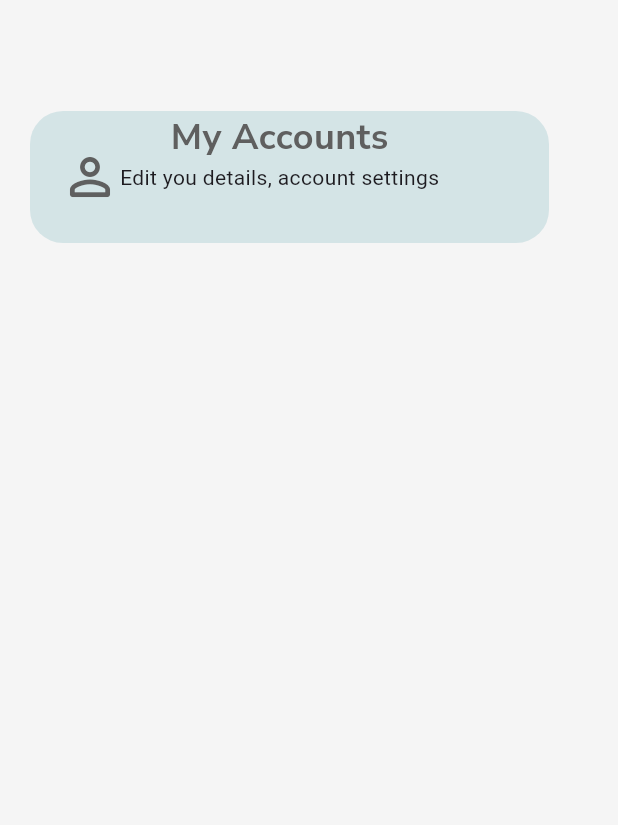
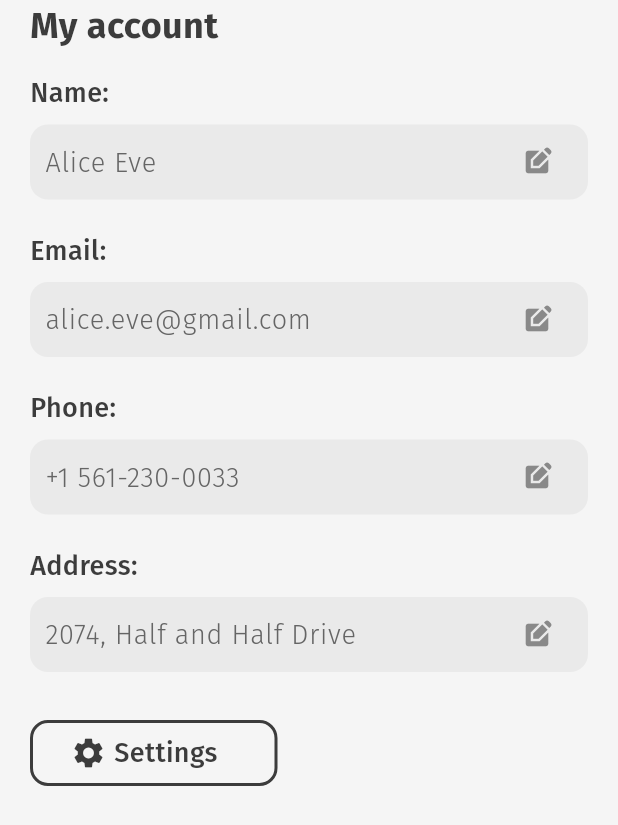
Before and after one commit to arhumfarooq/Rebut_App, a Flutter app: the screen it shows after launch, on a phone screen of 412 x 824 dp. Shown: the top 825 px of the screen. Run offline on Flutter 3.47's test engine with Material 3 defaults, Android fonts, the phone set to English and light mode, and no system bars; our stand-ins replace device_preview, google_fonts, pin_code_fields.

Commit message:
Initial commit

```diff
--- /dev/null
+++ b/lib/components/account_container.dart
@@ -0,0 +1,49 @@
+import 'package:flutter/material.dart';
+import 'package:google_fonts/google_fonts.dart';
+
+class AccountContainer extends StatelessWidget {
+  final String title;
+  const AccountContainer({super.key, required this.title});
+
+
+  @override
+  Widget build(BuildContext context) {
+    return     Container(
+                width: double.infinity,
+                height: 50,
+                padding: const EdgeInsets.symmetric(horizontal: 10),
+                decoration: BoxDecoration(
+                  color: const Color(0xffEAEAEA),
+                  borderRadius: BorderRadius.circular(12),
+                ),
+                child: Row(
+                  children: [
+                    Expanded(
+                      child: TextField(
+                        decoration: InputDecoration(
+                          hintText: title,
+                          hintStyle: GoogleFonts.firaSans(
+                            color: const Color(0xff656565),
+                            fontWeight: FontWeight.w300,
+                            fontSize: 18,
+                          ),
+                          border: InputBorder.none,
+                        ),
+                        cursorColor: const Color(0xff656565),
+                      ),
+                    ),
+                    IconButton(
+                      onPressed: () {
+                        // Your edit action
+                      },
+                      icon: const Icon(
+                        Icons.edit_square,
+                        color: Color(0xff898989),
+                        size: 20,
+                      ),
+                    ),
+                  ],
+                ),
+              );
+  }
+}
--- a/lib/main.dart
+++ b/lib/main.dart
@@ -2,6 +2,7 @@ import 'package:device_preview/device_preview.dart';
 import 'package:flutter/foundation.dart';
 import 'package:flutter/material.dart';
 import 'package:lx/view/login.dart';
+import 'package:lx/view/my_account.dart';
 import 'package:lx/view/otp.dart';
 import 'package:lx/view/side_bar.dart';
 import 'package:lx/view/signup.dart';
@@ -29,7 +30,7 @@ class MyApp extends StatelessWidget {
       theme: ThemeData.light(),
       darkTheme: ThemeData.dark(),
       debugShowCheckedModeBanner: false,
-     home: SideBar(),
+     home: MyAccount(),
     );
   }
 }
--- /dev/null
+++ b/lib/view/my_account.dart
@@ -0,0 +1,120 @@
+import 'package:flutter/material.dart';
+import 'package:google_fonts/google_fonts.dart';
+import 'package:lx/components/account_container.dart';
+
+class MyAccount extends StatelessWidget {
+  const MyAccount({super.key});
+
+  @override
+  Widget build(BuildContext context) {
+    return Scaffold(
+      backgroundColor: const Color(0xffF5F5F5),
+      body: Padding(
+        padding: const EdgeInsets.symmetric(horizontal: 20),
+        child: SafeArea(
+          child: Column(
+            crossAxisAlignment: CrossAxisAlignment.start,
+            children: [
+              Text(
+                "My account",
+                style: GoogleFonts.firaSans(
+                  fontWeight: FontWeight.w700,
+                  fontSize: 24,
+                  color: const Color(0xff3C3C3C),
+                ),
+              ),
+              const SizedBox(height: 15),
+              Text(
+                "Name:",
+                style: GoogleFonts.firaSans(
+                  fontWeight: FontWeight.w500,
+                  fontSize: 18,
+                  color: const Color(0xff3C3C3C),
+                ),
+              ),
+              const SizedBox(height: 8),
+           AccountContainer(title: "Alice Eve"),
+           SizedBox(height: 21,),
+
+              Text(
+                "Email:",
+                style: GoogleFonts.firaSans(
+                  fontWeight: FontWeight.w500,
+                  fontSize: 18,
+                  color: const Color(0xff3C3C3C),
+                ),
+              ),
+              const SizedBox(height: 8),
+           AccountContainer(title: "alice.eve@gmail.com"),
+
+             SizedBox(height: 21,),
+
+              Text(
+                "Phone:",
+                style: GoogleFonts.firaSans(
+                  fontWeight: FontWeight.w500,
+                  fontSize: 18,
+                  color: const Color(0xff3C3C3C),
+                ),
+              ),
+              const SizedBox(height: 8),
+           AccountContainer(title: "+1 561-230-0033"),
+
+             SizedBox(height: 21,),
+
+              Text(
+                "Address:",
+                style: GoogleFonts.firaSans(
+                  fontWeight: FontWeight.w500,
+                  fontSize: 18,
+                  color: const Color(0xff3C3C3C),
+                ),
+              ),
+              const SizedBox(height: 8),
+           AccountContainer(title: "2074, Half and Half Drive"),
+           SizedBox(height: 32,),
+
+                          InkWell(
+                            onTap: () {
+
+                            },
+                            child: Container(width: 165,
+                              height: 44,
+
+                              decoration: BoxDecoration(
+                              color: Color(0xffF5F5F5),
+                              borderRadius: BorderRadius.circular(12),
+                              border: Border.all(
+                                color: Color(0xff3C3C3C),
+                                width: 2
+                              ),
+
+                              ),
+                              child: Row(
+
+                                children: [
+                                  SizedBox(width: 25,),
+                              Icon(Icons.settings,
+                              color: Color(0xff3C3C3C),),
+                              SizedBox(width: 5,),
+
+                                  Center(
+                                    child: Text("Settings",style: GoogleFonts.firaSans(
+                                    color: Color(0xff3C3C3C),fontSize: 18,fontWeight: FontWeight.w500
+
+                                    ),),
+                                  ),
+                                ],
+                              ),
+
+                              ),
+                          ),
+
+
+            ],
+          ),
+        ),
+      ),
+    );
+  }
+}
```
Also changed, not shown: lib/components/bar_container.dart (added, +51 -0 lines), lib/view/side_bar.dart (+89 -30 lines), assets/Waves.png (added).
